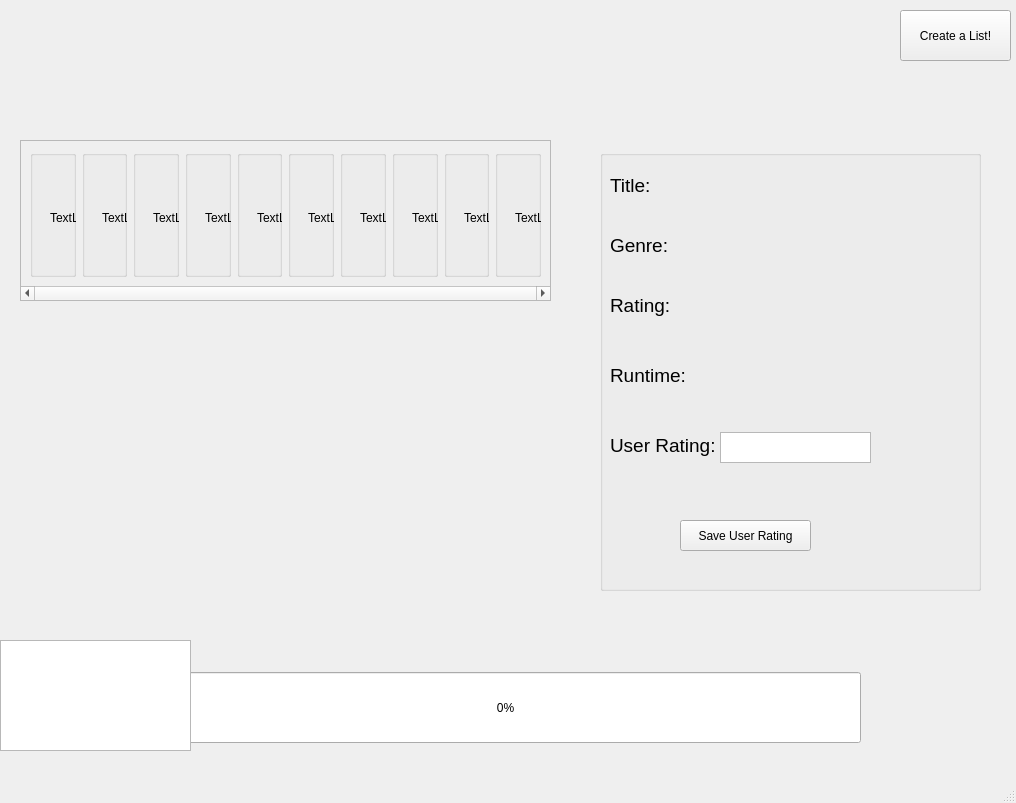
First picture: the form in cinemania.ui, repository Sparky626/Cinemania, before the edit.
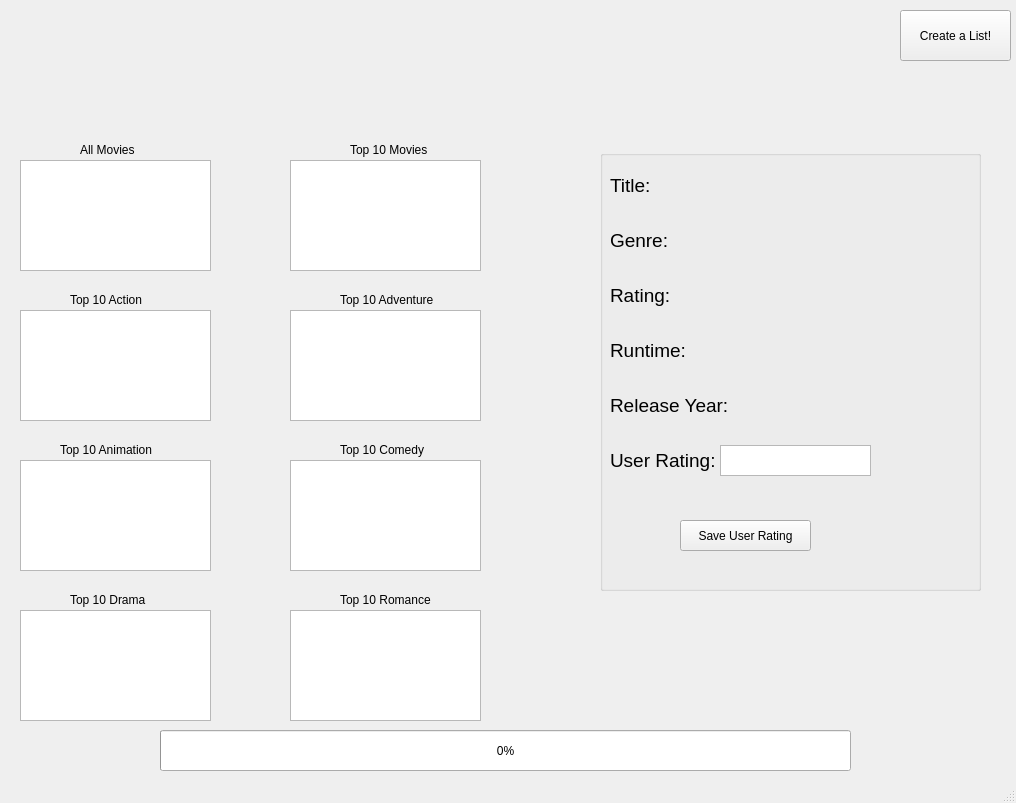
Second picture: the form after the edit.

Commit message: Updated Main menu and Create List window

```diff
--- a/cinemania.ui
+++ b/cinemania.ui
@@ -64,10 +64,10 @@
    <widget class="QProgressBar" name="progressBar">
     <property name="geometry">
      <rect>
-      <x>150</x>
-      <y>672</y>
-      <width>711</width>
-      <height>71</height>
+      <x>160</x>
+      <y>730</y>
+      <width>691</width>
+      <height>41</height>
      </rect>
     </property>
     <property name="value">
@@ -108,7 +108,7 @@
      <property name="geometry">
       <rect>
        <x>10</x>
-       <y>80</y>
+       <y>75</y>
        <width>71</width>
        <height>31</height>
       </rect>
@@ -126,7 +126,7 @@
      <property name="geometry">
       <rect>
        <x>10</x>
-       <y>140</y>
+       <y>130</y>
        <width>71</width>
        <height>31</height>
       </rect>
@@ -144,7 +144,7 @@
      <property name="geometry">
       <rect>
        <x>10</x>
-       <y>210</y>
+       <y>185</y>
        <width>81</width>
        <height>31</height>
       </rect>
@@ -162,7 +162,7 @@
      <property name="geometry">
       <rect>
        <x>10</x>
-       <y>280</y>
+       <y>295</y>
        <width>111</width>
        <height>31</height>
       </rect>
@@ -201,7 +201,7 @@
      <property name="geometry">
       <rect>
        <x>80</x>
-       <y>81</y>
+       <y>75</y>
        <width>181</width>
        <height>31</height>
       </rect>
@@ -219,7 +219,7 @@
      <property name="geometry">
       <rect>
        <x>80</x>
-       <y>141</y>
+       <y>130</y>
        <width>181</width>
        <height>31</height>
       </rect>
@@ -237,7 +237,7 @@
      <property name="geometry">
       <rect>
        <x>100</x>
-       <y>211</y>
+       <y>185</y>
        <width>181</width>
        <height>31</height>
       </rect>
@@ -268,7 +268,7 @@
      <property name="geometry">
       <rect>
        <x>120</x>
-       <y>282</y>
+       <y>295</y>
        <width>151</width>
        <height>31</height>
       </rect>
@@ -279,18 +279,54 @@
       </font>
      </property>
     </widget>
+    <widget class="QLabel" name="releaseYearLabel">
+     <property name="geometry">
+      <rect>
+       <x>10</x>
+       <y>240</y>
+       <width>121</width>
+       <height>31</height>
+      </rect>
+     </property>
+     <property name="font">
+      <font>
+       <pointsize>14</pointsize>
+      </font>
+     </property>
+     <property name="text">
+      <string>Release Year:</string>
+     </property>
+    </widget>
+    <widget class="QLabel" name="releaseYearLabel_2">
+     <property name="geometry">
+      <rect>
+       <x>140</x>
+       <y>240</y>
+       <width>141</width>
+       <height>31</height>
+      </rect>
+     </property>
+     <property name="font">
+      <font>
+       <pointsize>13</pointsize>
+      </font>
+     </property>
+     <property name="text">
+      <string/>
+     </property>
+    </widget>
    </widget>
    <widget class="QListWidget" name="listMovieWidget">
     <property name="geometry">
      <rect>
-      <x>0</x>
-      <y>640</y>
+      <x>20</x>
+      <y>160</y>
       <width>191</width>
       <height>111</height>
      </rect>
     </property>
     <property name="horizontalScrollBarPolicy">
-     <enum>Qt::ScrollBarAsNeeded</enum>
+     <enum>Qt::ScrollBarAlwaysOff</enum>
     </property>
     <property name="autoScroll">
      <bool>true</bool>
@@ -299,236 +335,279 @@
      <enum>QListView::TopToBottom</enum>
     </property>
     <property name="isWrapping" stdset="0">
+     <bool>false</bool>
+    </property>
+   </widget>
+   <widget class="QListWidget" name="listMovieWidget_2">
+    <property name="geometry">
+     <rect>
+      <x>290</x>
+      <y>160</y>
+      <width>191</width>
+      <height>111</height>
+     </rect>
+    </property>
+    <property name="horizontalScrollBarPolicy">
+     <enum>Qt::ScrollBarAlwaysOff</enum>
+    </property>
+    <property name="autoScroll">
      <bool>true</bool>
     </property>
+    <property name="flow">
+     <enum>QListView::TopToBottom</enum>
+    </property>
+    <property name="isWrapping" stdset="0">
+     <bool>false</bool>
+    </property>
    </widget>
-   <widget class="QScrollArea" name="scrollArea">
+   <widget class="QListWidget" name="listMovieWidget_3">
     <property name="geometry">
      <rect>
       <x>20</x>
-      <y>140</y>
-      <width>531</width>
-      <height>161</height>
+      <y>310</y>
+      <width>191</width>
+      <height>111</height>
      </rect>
     </property>
     <property name="horizontalScrollBarPolicy">
-     <enum>Qt::ScrollBarAlwaysOn</enum>
+     <enum>Qt::ScrollBarAlwaysOff</enum>
     </property>
-    <property name="widgetResizable">
+    <property name="autoScroll">
      <bool>true</bool>
     </property>
-    <widget class="QWidget" name="scrollAreaWidgetContents">
+    <property name="flow">
+     <enum>QListView::TopToBottom</enum>
+    </property>
+    <property name="isWrapping" stdset="0">
+     <bool>false</bool>
+    </property>
+   </widget>
+   <widget class="QListWidget" name="listMovieWidget_4">
      <property name="geometry">
       <rect>
-       <x>0</x>
-       <y>0</y>
-       <width>892</width>
-       <height>145</height>
-      </rect>
-     </property>
-     <layout class="QHBoxLayout" name="horizontalLayout">
-      <item>
-       <widget class="QGroupBox" name="topActGroupBox1">
-        <property name="title">
-         <string/>
-        </property>
-        <widget class="QLabel" name="topActLabel1">
+      <x>290</x>
+      <y>310</y>
+      <width>191</width>
+      <height>111</height>
+     </rect>
+    </property>
+    <property name="horizontalScrollBarPolicy">
+     <enum>Qt::ScrollBarAlwaysOff</enum>
+    </property>
+    <property name="autoScroll">
+     <bool>true</bool>
+    </property>
+    <property name="flow">
+     <enum>QListView::TopToBottom</enum>
+    </property>
+    <property name="isWrapping" stdset="0">
+     <bool>false</bool>
+    </property>
+   </widget>
+   <widget class="QListWidget" name="listMovieWidget_5">
          <property name="geometry">
           <rect>
            <x>20</x>
-           <y>60</y>
-           <width>49</width>
-           <height>16</height>
-          </rect>
-         </property>
-         <property name="text">
-          <string>TextLabel</string>
-         </property>
-        </widget>
-       </widget>
-      </item>
-      <item>
-       <widget class="QGroupBox" name="topActGroupBox2">
-        <property name="title">
-         <string/>
-        </property>
-        <widget class="QLabel" name="topActLabel2">
+      <y>460</y>
+      <width>191</width>
+      <height>111</height>
+     </rect>
+    </property>
+    <property name="horizontalScrollBarPolicy">
+     <enum>Qt::ScrollBarAlwaysOff</enum>
+    </property>
+    <property name="autoScroll">
+     <bool>true</bool>
+    </property>
+    <property name="flow">
+     <enum>QListView::TopToBottom</enum>
+    </property>
+    <property name="isWrapping" stdset="0">
+     <bool>false</bool>
+    </property>
+   </widget>
+   <widget class="QListWidget" name="listMovieWidget_6">
+    <property name="geometry">
+     <rect>
+      <x>290</x>
+      <y>460</y>
+      <width>191</width>
+      <height>111</height>
+     </rect>
+    </property>
+    <property name="horizontalScrollBarPolicy">
+     <enum>Qt::ScrollBarAlwaysOff</enum>
+    </property>
+    <property name="autoScroll">
+     <bool>true</bool>
+    </property>
+    <property name="flow">
+     <enum>QListView::TopToBottom</enum>
+    </property>
+    <property name="isWrapping" stdset="0">
+     <bool>false</bool>
+    </property>
+   </widget>
+   <widget class="QListWidget" name="listMovieWidget_7">
          <property name="geometry">
           <rect>
            <x>20</x>
-           <y>60</y>
-           <width>49</width>
-           <height>16</height>
-          </rect>
-         </property>
-         <property name="text">
-          <string>TextLabel</string>
-         </property>
-        </widget>
-       </widget>
-      </item>
-      <item>
-       <widget class="QGroupBox" name="topActGroupBox3">
-        <property name="title">
-         <string/>
-        </property>
-        <widget class="QLabel" name="topActLabel3">
+      <y>610</y>
+      <width>191</width>
+      <height>111</height>
+     </rect>
+    </property>
+    <property name="horizontalScrollBarPolicy">
+     <enum>Qt::ScrollBarAlwaysOff</enum>
+    </property>
+    <property name="autoScroll">
+     <bool>true</bool>
+    </property>
+    <property name="flow">
+     <enum>QListView::TopToBottom</enum>
+    </property>
+    <property name="isWrapping" stdset="0">
+     <bool>false</bool>
+    </property>
+   </widget>
+   <widget class="QListWidget" name="listMovieWidget_8">
+    <property name="geometry">
+     <rect>
+      <x>290</x>
+      <y>610</y>
+      <width>191</width>
+      <height>111</height>
+     </rect>
+    </property>
+    <property name="horizontalScrollBarPolicy">
+     <enum>Qt::ScrollBarAlwaysOff</enum>
+    </property>
+    <property name="autoScroll">
+     <bool>true</bool>
+    </property>
+    <property name="flow">
+     <enum>QListView::TopToBottom</enum>
+    </property>
+    <property name="isWrapping" stdset="0">
+     <bool>false</bool>
+    </property>
+   </widget>
+   <widget class="QLabel" name="label">
          <property name="geometry">
           <rect>
-           <x>20</x>
-           <y>60</y>
-           <width>49</width>
-           <height>16</height>
+      <x>80</x>
+      <y>140</y>
+      <width>61</width>
+      <height>20</height>
           </rect>
          </property>
          <property name="text">
-          <string>TextLabel</string>
-         </property>
-        </widget>
-       </widget>
-      </item>
-      <item>
-       <widget class="QGroupBox" name="topActGroupBox4">
-        <property name="title">
-         <string/>
-        </property>
-        <widget class="QLabel" name="topActLabel4">
+     <string>All Movies</string>
+    </property>
+   </widget>
+   <widget class="QLabel" name="label_2">
          <property name="geometry">
           <rect>
-           <x>20</x>
-           <y>60</y>
-           <width>49</width>
-           <height>16</height>
+      <x>350</x>
+      <y>140</y>
+      <width>81</width>
+      <height>20</height>
           </rect>
          </property>
          <property name="text">
-          <string>TextLabel</string>
-         </property>
-        </widget>
-       </widget>
-      </item>
-      <item>
-       <widget class="QGroupBox" name="topActGroupBox5">
-        <property name="title">
-         <string/>
-        </property>
-        <widget class="QLabel" name="topActLabel5">
+     <string>Top 10 Movies</string>
+    </property>
+   </widget>
+   <widget class="QLabel" name="label_3">
          <property name="geometry">
           <rect>
-           <x>20</x>
-           <y>60</y>
-           <width>49</width>
-           <height>16</height>
+      <x>70</x>
+      <y>290</y>
+      <width>101</width>
+      <height>20</height>
           </rect>
          </property>
          <property name="text">
-          <string>TextLabel</string>
-         </property>
-        </widget>
-       </widget>
-      </item>
-      <item>
-       <widget class="QGroupBox" name="topActGroupBox6">
-        <property name="title">
-         <string/>
-        </property>
-        <widget class="QLabel" name="topActLabel6">
+     <string>Top 10 Action</string>
+    </property>
+   </widget>
+   <widget class="QLabel" name="label_4">
          <property name="geometry">
           <rect>
-           <x>20</x>
-           <y>60</y>
-           <width>49</width>
-           <height>16</height>
+      <x>340</x>
+      <y>290</y>
+      <width>101</width>
+      <height>20</height>
           </rect>
          </property>
          <property name="text">
-          <string>TextLabel</string>
-         </property>
-        </widget>
-       </widget>
-      </item>
-      <item>
-       <widget class="QGroupBox" name="topActGroupBox7">
-        <property name="title">
-         <string/>
-        </property>
-        <widget class="QLabel" name="topActLabel7">
+     <string>Top 10 Adventure</string>
+    </property>
+   </widget>
+   <widget class="QLabel" name="label_5">
          <property name="geometry">
           <rect>
-           <x>20</x>
-           <y>60</y>
-           <width>49</width>
-           <height>16</height>
+      <x>60</x>
+      <y>440</y>
+      <width>101</width>
+      <height>20</height>
           </rect>
          </property>
          <property name="text">
-          <string>TextLabel</string>
-         </property>
-        </widget>
-       </widget>
-      </item>
-      <item>
-       <widget class="QGroupBox" name="topActGroupBox8">
-        <property name="title">
-         <string/>
-        </property>
-        <widget class="QLabel" name="topActLabel8">
+     <string>Top 10 Animation</string>
+    </property>
+   </widget>
+   <widget class="QLabel" name="label_6">
          <property name="geometry">
           <rect>
-           <x>20</x>
-           <y>60</y>
-           <width>49</width>
-           <height>16</height>
+      <x>340</x>
+      <y>440</y>
+      <width>101</width>
+      <height>20</height>
           </rect>
          </property>
          <property name="text">
-          <string>TextLabel</string>
-         </property>
-        </widget>
-       </widget>
-      </item>
-      <item>
-       <widget class="QGroupBox" name="topActGroupBox9">
-        <property name="title">
-         <string/>
-        </property>
-        <widget class="QLabel" name="topActLabel9">
+     <string>Top 10 Comedy</string>
+    </property>
+   </widget>
+   <widget class="QLabel" name="label_7">
          <property name="geometry">
           <rect>
-           <x>20</x>
-           <y>60</y>
-           <width>49</width>
-           <height>16</height>
+      <x>70</x>
+      <y>590</y>
+      <width>81</width>
+      <height>20</height>
           </rect>
          </property>
          <property name="text">
-          <string>TextLabel</string>
-         </property>
-        </widget>
-       </widget>
-      </item>
-      <item>
-       <widget class="QGroupBox" name="topActGroupBox10">
-        <property name="title">
-         <string/>
-        </property>
-        <widget class="QLabel" name="topActLabel10">
+     <string>Top 10 Drama</string>
+    </property>
+   </widget>
+   <widget class="QLabel" name="label_8">
          <property name="geometry">
           <rect>
-           <x>20</x>
-           <y>60</y>
-           <width>49</width>
-           <height>16</height>
+      <x>340</x>
+      <y>590</y>
+      <width>91</width>
+      <height>20</height>
           </rect>
          </property>
          <property name="text">
-          <string>TextLabel</string>
-         </property>
-        </widget>
-       </widget>
-      </item>
-     </layout>
-    </widget>
+     <string>Top 10 Romance</string>
+    </property>
+   </widget>
+   <widget class="QLabel" name="label_9">
+    <property name="geometry">
+     <rect>
+      <x>30</x>
+      <y>50</y>
+      <width>181</width>
+      <height>31</height>
+     </rect>
+    </property>
+    <property name="text">
+     <string/>
+    </property>
    </widget>
   </widget>
   <widget class="QMenuBar" name="menubar">
```
Lines whose indentation alone changed are shown as unchanged. The commit also changes 26 other files.
